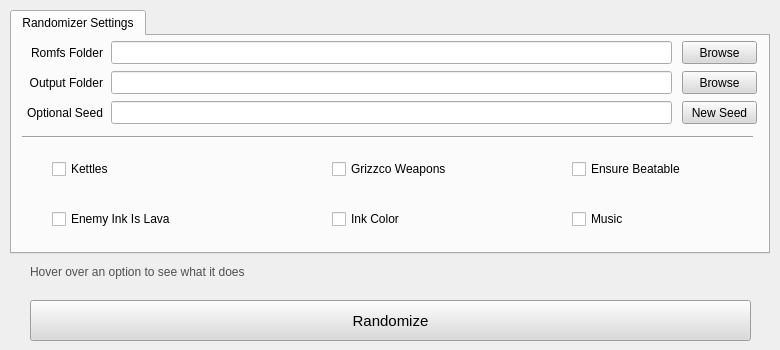
Old version of the form UI/ui_form.ui in the repository Owen-Splat/Splatoon-3-Randomizer.
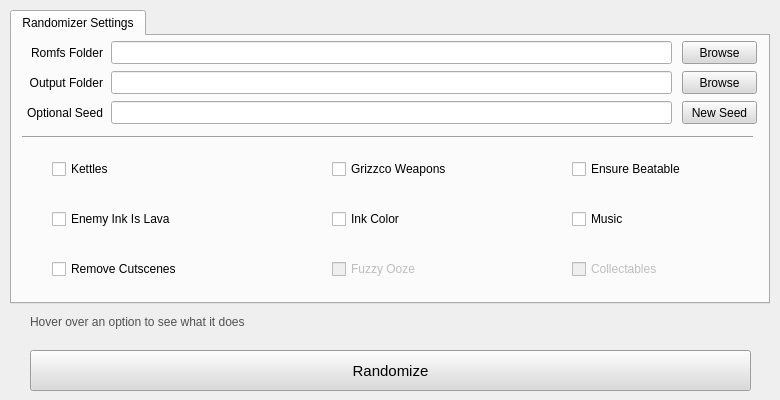
New version of the form.

Commit message: changes to weapons, music, and cutscenes

The edit to the form file:
```diff
--- a/UI/ui_form.ui
+++ b/UI/ui_form.ui
@@ -7,13 +7,13 @@
     <x>0</x>
     <y>0</y>
     <width>780</width>
-    <height>350</height>
+    <height>400</height>
    </rect>
   </property>
   <property name="minimumSize">
    <size>
     <width>780</width>
-    <height>350</height>
+    <height>400</height>
    </size>
   </property>
   <property name="windowTitle">
@@ -26,7 +26,7 @@
       <x>10</x>
       <y>10</y>
       <width>760</width>
-      <height>244</height>
+      <height>294</height>
      </rect>
     </property>
     <property name="sizePolicy">
@@ -468,13 +468,70 @@
        <bool>false</bool>
       </property>
      </widget>
+     <widget class="QCheckBox" name="cutsceneCheck">
+      <property name="geometry">
+       <rect>
+        <x>40</x>
+        <y>223</y>
+        <width>151</width>
+        <height>20</height>
+       </rect>
+      </property>
+      <property name="whatsThis">
+       <string>Removes long cutscenes and dialogue. Currently about half done</string>
+      </property>
+      <property name="text">
+       <string>Remove Cutscenes</string>
+      </property>
+     </widget>
+     <widget class="QCheckBox" name="collectCheck">
+      <property name="enabled">
+       <bool>false</bool>
+      </property>
+      <property name="geometry">
+       <rect>
+        <x>560</x>
+        <y>223</y>
+        <width>151</width>
+        <height>20</height>
+       </rect>
+      </property>
+      <property name="whatsThis">
+       <string>Randomizes the contents of the collectables. Not currently implemented</string>
+      </property>
+      <property name="text">
+       <string>Collectables</string>
+      </property>
+     </widget>
+     <widget class="QCheckBox" name="oozeCheck">
+      <property name="enabled">
+       <bool>false</bool>
+      </property>
+      <property name="geometry">
+       <rect>
+        <x>320</x>
+        <y>223</y>
+        <width>151</width>
+        <height>20</height>
+       </rect>
+      </property>
+      <property name="whatsThis">
+       <string>Randomizes the cost of fuzzy ooze. Not currently implemented</string>
+      </property>
+      <property name="text">
+       <string>Fuzzy Ooze</string>
+      </property>
+      <property name="checkable">
+       <bool>true</bool>
+      </property>
+     </widget>
     </widget>
    </widget>
    <widget class="QPushButton" name="randomizeButton">
     <property name="geometry">
      <rect>
       <x>30</x>
-      <y>300</y>
+      <y>350</y>
       <width>721</width>
       <height>41</height>
      </rect>
@@ -505,7 +562,7 @@
     <property name="geometry">
      <rect>
       <x>30</x>
-      <y>260</y>
+      <y>310</y>
       <width>721</width>
       <height>23</height>
      </rect>
```
Left out of the diff: 2 changed lines with no effect on the pictures. The commit also changes 5 other files.
